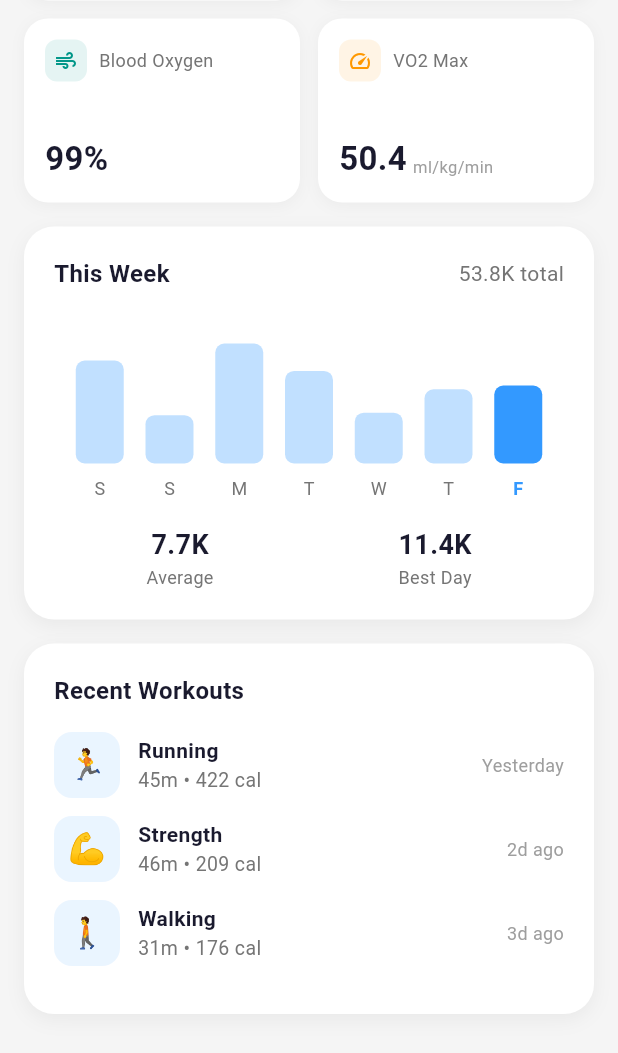
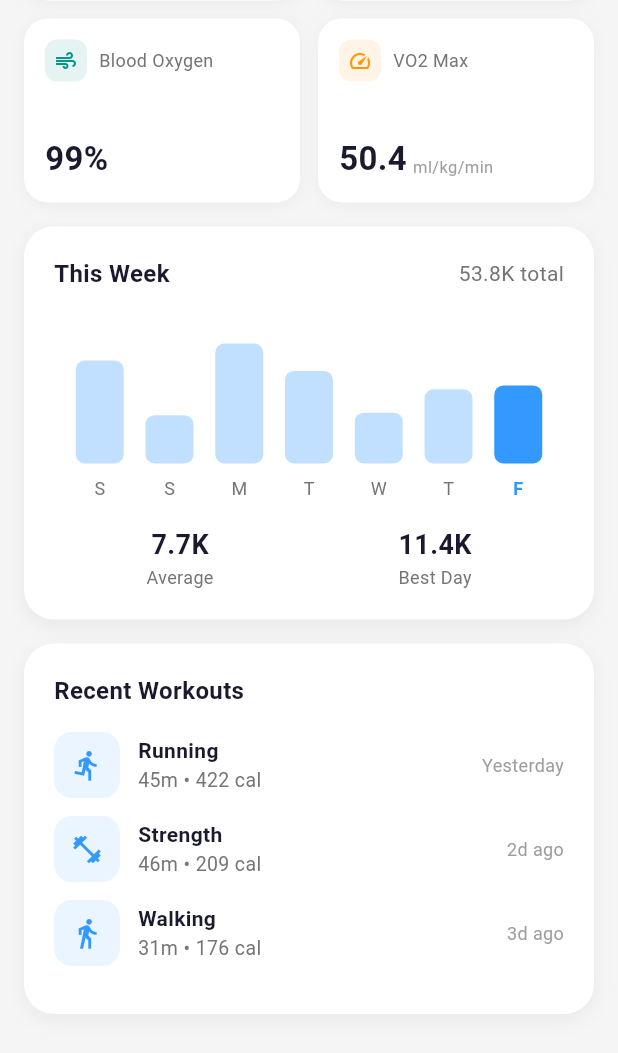
Before and after one commit to bbakenhus7/rivl, a Flutter app: the HomeScreen screen opened directly, scrolled down 772 dp, on a phone screen of 412 x 824 dp, the part 138-1191 px from its top. Run offline on Flutter 3.47's test engine with Material 3 defaults, Android fonts, the phone set to English and light mode, and no system bars; our stand-ins replace cloud_firestore, cloud_functions, firebase_auth, firebase_core, firebase_messaging; missing offline and left inert: flutter_stripe; accounts and stored records are empty.

Commit message:
Replace workout emoji icons with Material Icons
https://claude.ai/code/session_01LDtpU4w8xq6cZbZo2eLELE

```diff
--- a/lib/models/health_metrics.dart
+++ b/lib/models/health_metrics.dart
@@ -1,6 +1,7 @@
 // models/health_metrics.dart
 
 import 'dart:math';
+import 'package:flutter/material.dart';
 import 'challenge_model.dart';
 
 class HealthMetrics {
@@ -220,39 +221,45 @@ class WorkoutData {
     }
   }
 
-  String get icon {
+  IconData get iconData {
     switch (type.toUpperCase()) {
       case 'RUNNING':
-        return '🏃';
+        return Icons.directions_run;
       case 'WALKING':
-        return '🚶';
+        return Icons.directions_walk;
       case 'CYCLING':
-        return '🚴';
+        return Icons.directions_bike;
       case 'SWIMMING':
-        return '🏊';
+        return Icons.pool;
       case 'STRENGTH_TRAINING':
       case 'TRADITIONAL_STRENGTH_TRAINING':
       case 'FUNCTIONAL_STRENGTH_TRAINING':
-        return '💪';
+        return Icons.fitness_center;
       case 'HIIT':
       case 'HIGH_INTENSITY_INTERVAL_TRAINING':
-        return '🔥';
+        return Icons.local_fire_department;
       case 'YOGA':
-        return '🧘';
+        return Icons.self_improvement;
       case 'PILATES':
-        return '🤸';
+        return Icons.accessibility_new;
       case 'ELLIPTICAL':
-        return '🏋️';
+        return Icons.fitness_center;
       case 'ROWING':
-        return '🚣';
+        return Icons.rowing;
       case 'STAIR_CLIMBING':
-        return '🪜';
+        return Icons.stairs;
       case 'HIKING':
-        return '🥾';
+        return Icons.terrain;
       case 'DANCE':
-        return '💃';
+        return Icons.music_note;
+      case 'COOLDOWN':
+        return Icons.ac_unit;
+      case 'CORE_TRAINING':
+        return Icons.sports_martial_arts;
+      case 'FLEXIBILITY':
+        return Icons.sports_gymnastics;
       default:
-        return '🏋️';
+        return Icons.fitness_center;
     }
   }
 
--- a/lib/screens/home/home_screen.dart
+++ b/lib/screens/home/home_screen.dart
@@ -829,7 +829,7 @@ class _WorkoutTile extends StatelessWidget {
               borderRadius: BorderRadius.circular(12),
             ),
             child: Center(
-              child: Text(workout.icon, style: const TextStyle(fontSize: 20)),
+              child: Icon(workout.iconData, color: RivlColors.primary, size: 22),
             ),
           ),
           const SizedBox(width: 12),
```
